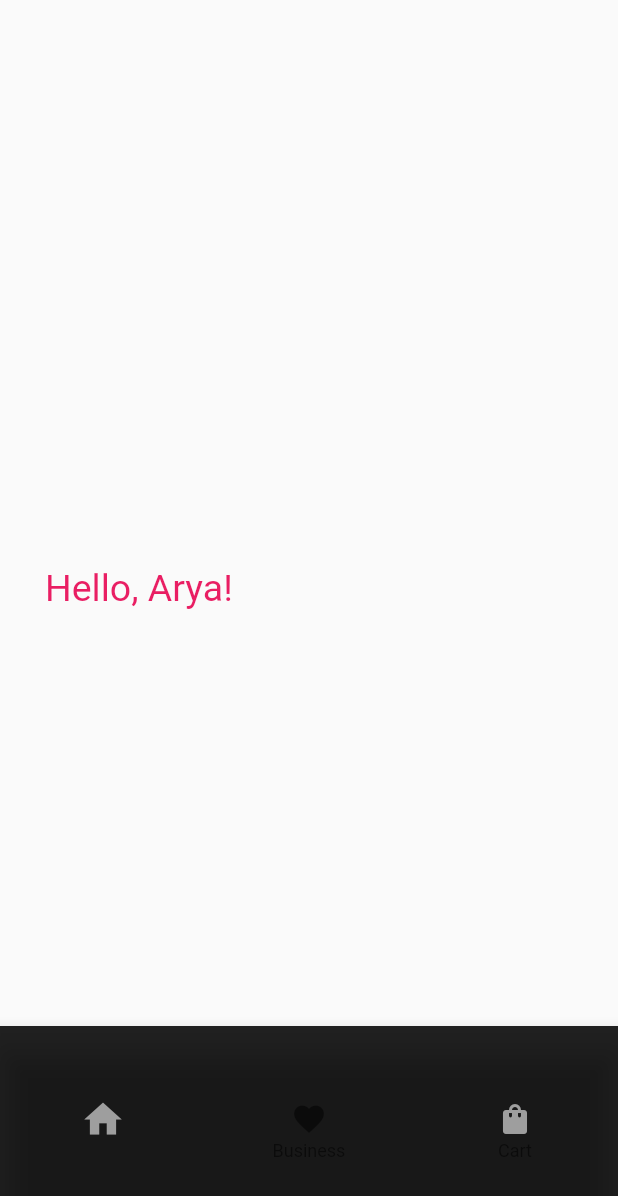
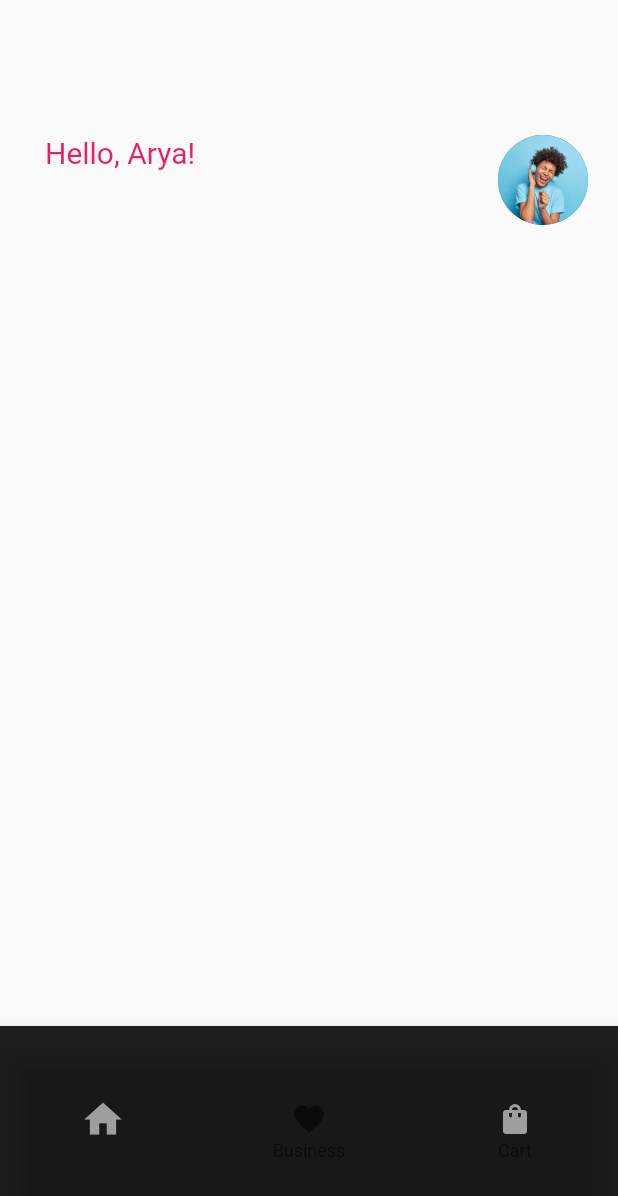
Before and after one commit to naveensinghp/flutter_eshop, a Flutter app: the MyStatefulWidget screen opened directly, on a phone screen of 412 x 824 dp. Shown: the top 1196 px of the screen. Run offline on Flutter 3.47's test engine with Material 2 defaults, Android fonts, the phone set to English and light mode, and no system bars.

Commit message:
Header Seection

```diff
--- a/lib/secondpage.dart
+++ b/lib/secondpage.dart
@@ -61,25 +61,25 @@ class _MyStatefulWidgetState extends State<MyStatefulWidget> {
   Widget build(BuildContext context) {
     return Scaffold(
       body: Container(
-        padding: const EdgeInsets.only(left: 30, top: 100),
+        padding: const EdgeInsets.only(left: 30,top: 90),
         child: Row(
-          mainAxisAlignment: MainAxisAlignment.start,
+          crossAxisAlignment: CrossAxisAlignment.start,
+          //mainAxisSize: MainAxisSize.max,
           children: <Widget>[
             const Text('Hello, Arya!',style: TextStyle(
-              fontSize: 25,
+              fontSize: 20,
               color: Colors.pink
               ),
             ),
             Expanded(child: Container()),
-            // Container(
-            //   decoration: const BoxDecoration(
-            //    image: DecorationImage(
-            //       image: ExactAssetImage('assets/image/pm.jpg'),
-            //       fit: BoxFit.fill,
-            //       alignment: Alignment.bottomLeft,
-            //     ),
-            //   ),
-            // )
+            Container(
+              padding: const EdgeInsets.only(right: 20),
+              child: const CircleAvatar(
+              radius: 30,
+              backgroundImage:ExactAssetImage('assets/image/one.jpg'
+              ),
+              ),
+            ),
           ],
         ),
       ),
```
